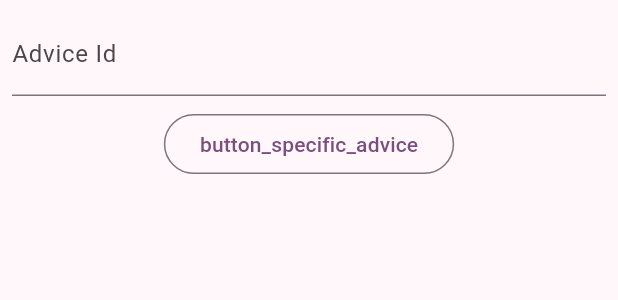
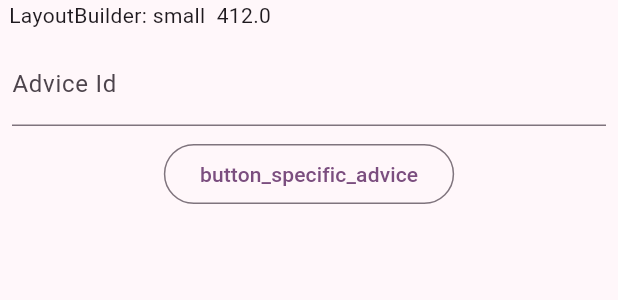
Before and after one commit to Knupper/flutter_schulung, a Flutter app: the _AdviceForm widget shown alone on an empty page, opened directly, on a phone screen of 412 x 824 dp. Shown: the top 300 px of the screen. Run offline on Flutter 3.47's test engine with Material 3 defaults, Android fonts, the light colour scheme and no system bars; our stand-ins replace easy_localization, either_dart, equatable, flutter_bloc, flutter_riverpod.

Commit message:
add media query

```diff
--- a/lib/clean_architecture/presentation/pages/advice_page.dart
+++ b/lib/clean_architecture/presentation/pages/advice_page.dart
@@ -89,6 +89,22 @@ class _AdviceFormState extends State<_AdviceForm> {
       key: _formKey,
       child: Column(
         children: [
+          SizedBox(
+            width: 400,
+            child: Builder(
+              builder: (context) {
+                final size = MediaQuery.of(context).size;
+
+                if (size.width < 600) {
+                  return Text('LayoutBuilder: small  ${size.width}');
+                } else if (size.width < 800) {
+                  return Text('LayoutBuilder: medium  ${size.width}');
+                } else {
+                  return Text('LayoutBuilder: large  ${size.width}');
+                }
+              },
+            ),
+          ),
           Padding(
             padding: const EdgeInsets.all(8.0),
             child: TextFormField(
```
